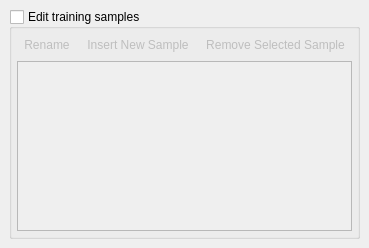
Old version of the form CDTStudio/Docks/cdttrainingsampledockwidget.ui in the repository chenguanzhou/CDTStudio.
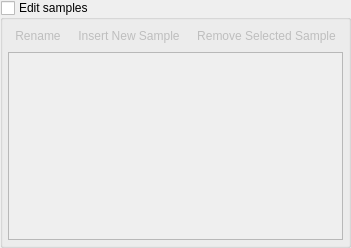
New version of the form. Icons and pictures are not drawn.

Commit message: add CDTValidationSampleDockWidget which now is not completed

What changed in the file:
```diff
--- a/CDTStudio/Docks/cdttrainingsampledockwidget.ui
+++ b/CDTStudio/Docks/cdttrainingsampledockwidget.ui
@@ -15,6 +15,18 @@
   </property>
   <widget class="QWidget" name="dockWidgetContents">
    <layout class="QVBoxLayout" name="verticalLayout_2">
+    <property name="leftMargin">
+     <number>0</number>
+    </property>
+    <property name="topMargin">
+     <number>0</number>
+    </property>
+    <property name="rightMargin">
+     <number>0</number>
+    </property>
+    <property name="bottomMargin">
+     <number>0</number>
+    </property>
     <item>
      <widget class="QGroupBox" name="groupBoxSamples">
       <property name="sizePolicy">
@@ -24,7 +36,7 @@
        </sizepolicy>
       </property>
       <property name="title">
-       <string>Edit training samples</string>
+       <string>Edit samples</string>
       </property>
       <property name="checkable">
        <bool>true</bool>
```
Left out of the diff: 6 changed lines with no effect on the pictures. The commit also changes 13 other files.
